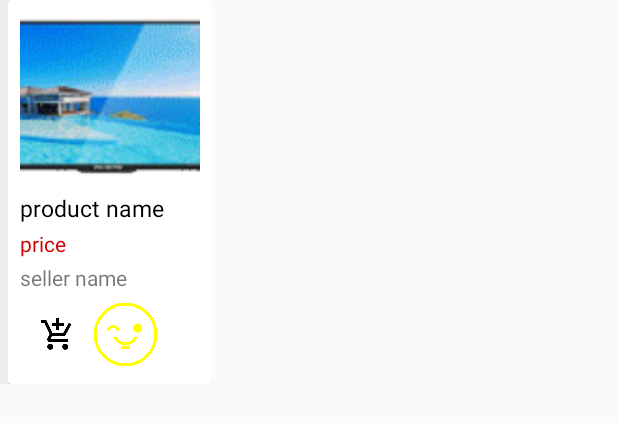
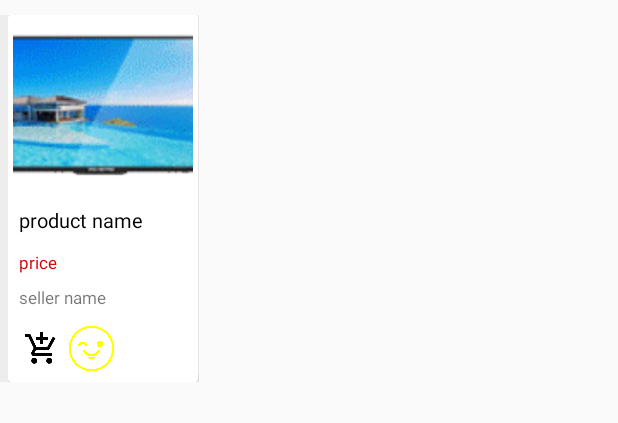
Before and after one commit to AndroidTecknowlogy/Negotiator, an Android app: the layout product_item.xml on its own in the app's theme, with its tools: preview values and no code run, on a phone screen of 412 x 824 dp. Shown: the top 423 px of the screen. Run offline under Robolectric (Android 15) with nearby library versions, the phone set to English and light mode, and no system bars.

Commit message:
product item resize to fit.

```diff
--- a/app/src/main/java/com/kongahack/negotiator/activity/MainActivity.java
+++ b/app/src/main/java/com/kongahack/negotiator/MainActivity.java
@@ -1,4 +1,4 @@
-package com.kongahack.negotiator.activity;
+package com.kongahack.negotiator;
 
 import android.os.Bundle;
 import android.support.v7.app.AppCompatActivity;
--- a/app/src/main/java/com/kongahack/negotiator/GlobalVariables.java
+++ b/app/src/main/java/com/kongahack/negotiator/app/GlobalVariables.java
@@ -1,4 +1,4 @@
-package com.kongahack.negotiator;
+package com.kongahack.negotiator.app;
 
 import android.app.Application;
 
--- a/app/src/main/java/com/kongahack/negotiator/fragment/ProductListFragment.java
+++ b/app/src/main/java/com/kongahack/negotiator/fragment/ProductListFragment.java
@@ -8,7 +8,7 @@ import android.view.LayoutInflater;
 import android.view.View;
 import android.view.ViewGroup;
 
-import com.kongahack.negotiator.GlobalVariables;
+import com.kongahack.negotiator.app.GlobalVariables;
 import com.kongahack.negotiator.R;
 import com.kongahack.negotiator.adapter.ProductAdapter;
 
--- a/app/src/main/res/layout/product_item.xml
+++ b/app/src/main/res/layout/product_item.xml
@@ -3,7 +3,8 @@
     xmlns:app="http://schemas.android.com/apk/res-auto"
     android:orientation="horizontal"
     android:layout_width="wrap_content"
-    android:layout_height="wrap_content">
+    android:layout_height="wrap_content"
+    android:layout_marginTop="10dp">
 
 
     <View
@@ -16,7 +17,7 @@
         android:layout_height="wrap_content">
 
         <View
-            android:layout_width="135dp"
+            android:layout_width="127dp"
             android:layout_height="5dp"
             android:layout_alignBottom="@+id/layout_items"
             android:background="@color/splash"/>
@@ -31,34 +32,40 @@
                 android:layout_width="wrap_content"
                 android:layout_height="wrap_content"
                 android:orientation="vertical"
-                android:padding="8dp">
+                android:padding="3dp">
 
                 <ImageView
                     android:id="@+id/product_image"
                     android:scaleType="centerCrop"
                     android:layout_width="120dp"
                     android:layout_height="120dp"
+                    android:padding="5dp"
                     android:src="@drawable/polystar"/>
 
                 <TextView
                     android:id="@+id/product_name"
                     android:text="product name"
-                    android:layout_width="wrap_content"
+                    android:padding="4dp"
+                    android:layout_width="match_parent"
                     android:layout_height="wrap_content"
-                    android:layout_marginBottom="3dp"
-                    android:textSize="15sp"
+                    android:textSize="13sp"
                     android:textColor="@android:color/black"/>
                 <TextView
                     android:id="@+id/price"
                     android:text="price"
+                    android:textSize="11sp"
+                    android:layout_marginTop="3dp"
+                    android:padding="4dp"
                     android:textColor="@android:color/holo_red_dark"
-                    android:layout_marginBottom="3dp"
-                    android:layout_width="wrap_content"
+                    android:layout_width="match_parent"
                     android:layout_height="wrap_content"/>
                 <TextView
                     android:id="@+id/seller_name"
                     android:text="seller name"
-                    android:layout_width="wrap_content"
+                    android:textSize="11sp"
+                    android:padding="4dp"
+                    android:maxLines="1"
+                    android:layout_width="match_parent"
                     android:layout_height="wrap_content"
                     android:layout_marginBottom="3dp"/>
 
@@ -69,15 +76,15 @@
 
                     <ImageButton
                         android:id="@+id/shopping_cart"
-                        android:layout_width="42dp"
-                        android:layout_height="42dp"
+                        android:layout_width="30dp"
+                        android:layout_height="30dp"
                         android:src="@drawable/ic_add_shopping_cart_black_24dp"
                         android:background="@android:color/transparent"/>
 
                     <ImageButton
                         android:id="@+id/chat_button"
-                        android:layout_width="42dp"
-                        android:layout_height="42dp"
+                        android:layout_width="30dp"
+                        android:layout_height="30dp"
                         android:layout_marginLeft="3dp"
                         android:layout_marginStart="3dp"
                         android:layout_toRightOf="@+id/shopping_cart"
```
Also changed, not shown: app/src/main/AndroidManifest.xml (+14 -2 lines), app/src/main/java/com/kongahack/negotiator/activity/ProductActivity.java (+7 -7 lines), app/src/main/java/com/kongahack/negotiator/helper/Lists.java (added, +48 -0 lines), app/src/main/java/com/kongahack/negotiator/helper/Maps.java (added, +17 -0 lines), app/src/main/java/com/kongahack/negotiator/helper/SelectionBuilder.java (added, +153 -0 lines), app/src/main/java/com/kongahack/negotiator/provider/SmackContact.java (added, +51 -0 lines), app/src/main/java/com/kongahack/negotiator/provider/SmackHelper.java (added, +56 -0 lines), app/src/main/java/com/kongahack/negotiator/provider/SmackProvider.java (added, +183 -0 lines).
